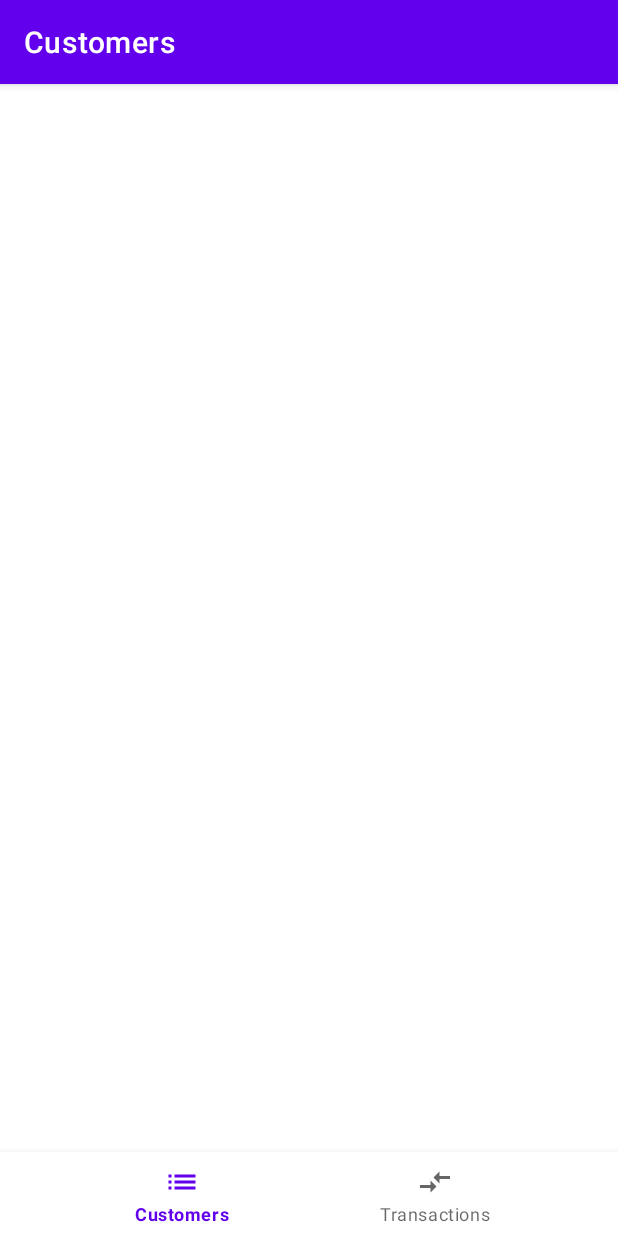
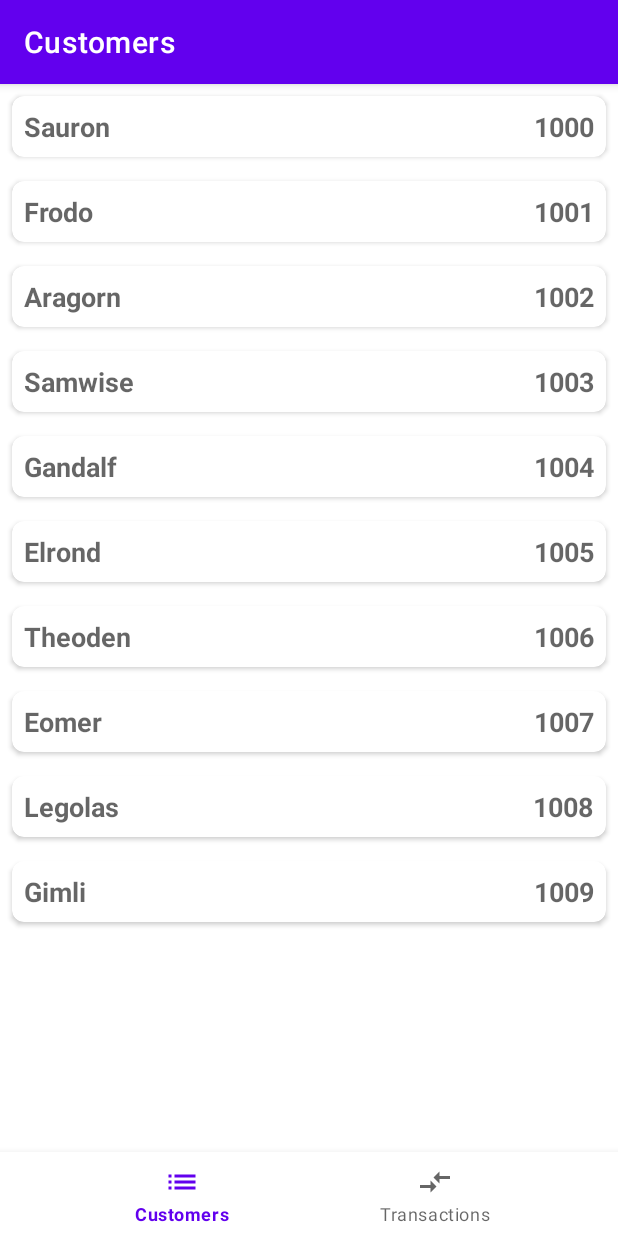
Before and after one commit to sanskar10100/ServerDown, an Android app: the screen it shows after launch (MainActivity), on a phone screen of 412 x 824 dp. Run offline under Robolectric (Android 15) with nearby library versions, the phone set to English and light mode, and no system bars; our stand-ins replace Room's generated code.

Commit message:
Added customer table init component

```diff
--- a/app/src/main/java/io/sanskar/serverdown/MainActivity.java
+++ b/app/src/main/java/io/sanskar/serverdown/MainActivity.java
@@ -1,11 +1,14 @@
 package io.sanskar.serverdown;
 
+import android.content.SharedPreferences;
 import android.os.Bundle;
 
 import androidx.appcompat.app.AppCompatActivity;
 import androidx.room.Room;
 
 import com.google.android.material.bottomnavigation.BottomNavigationView;
+
+import io.sanskar.serverdown.data.Customer;
 
 public class MainActivity extends AppCompatActivity {
 
@@ -15,6 +18,7 @@ public class MainActivity extends AppCompatActivity {
         setContentView(R.layout.activity_main);
         getSupportActionBar().setTitle("Customers");
         Constants.database = Room.databaseBuilder(getApplicationContext(), ServerDownDatabase.class, "server-down").allowMainThreadQueries().build();
+        instantiateCustomerDatabase();
 
         getSupportFragmentManager()
                 .beginTransaction()
@@ -50,4 +54,25 @@ public class MainActivity extends AppCompatActivity {
             return true;
         });
     }
+
+    private void instantiateCustomerDatabase() {
+        SharedPreferences sharedPreferences = getPreferences(MODE_PRIVATE);
+        boolean firstLaunch = sharedPreferences.getBoolean("FIRST_LAUNCH", true);
+        if (firstLaunch) {
+            Customer[] customers = {
+                    new Customer(1000, "Sauron", "sauron@mordor.com", 9999999),
+                    new Customer(1001, "Frodo", "frogobaggins@gmail.com", 340097),
+                    new Customer(1002, "Aragorn", "aragornelessar@gmail.com", 1297525),
+                    new Customer(1003, "Samwise", "samgamgee@yahoo.com", 85890),
+                    new Customer(1004, "Gandalf", "gandalf@protonmail.com", 9700),
+                    new Customer(1005, "Elrond", "elrond@ymail.com", 72346523),
+                    new Customer(1006, "Theoden", "theodenofrohan@gmail.com", 305785),
+                    new Customer(1007, "Eomer", "eomer@mail.com", 132412),
+                    new Customer(1008, "Legolas", "legolas@protonmail.com", 879912),
+                    new Customer(1009, "Gimli", "gimlisonofgloin@gmail.com", 567743)
+            };
+            Constants.database.customerDao().insertAll(customers);
+            sharedPreferences.edit().putBoolean("FIRST_LAUNCH", false).apply();
+        }
+    }
 }
--- a/app/src/main/java/io/sanskar/serverdown/dao/CustomerDao.java
+++ b/app/src/main/java/io/sanskar/serverdown/dao/CustomerDao.java
@@ -1,6 +1,7 @@
 package io.sanskar.serverdown.dao;
 
 import androidx.room.Dao;
+import androidx.room.Insert;
 import androidx.room.Query;
 
 import java.util.List;
@@ -12,4 +13,7 @@ public interface CustomerDao {
 
     @Query("SELECT * FROM customers")
     List<Customer> getAllCustomers();
+
+    @Insert
+    void insertAll(Customer... customers);
 }
```
